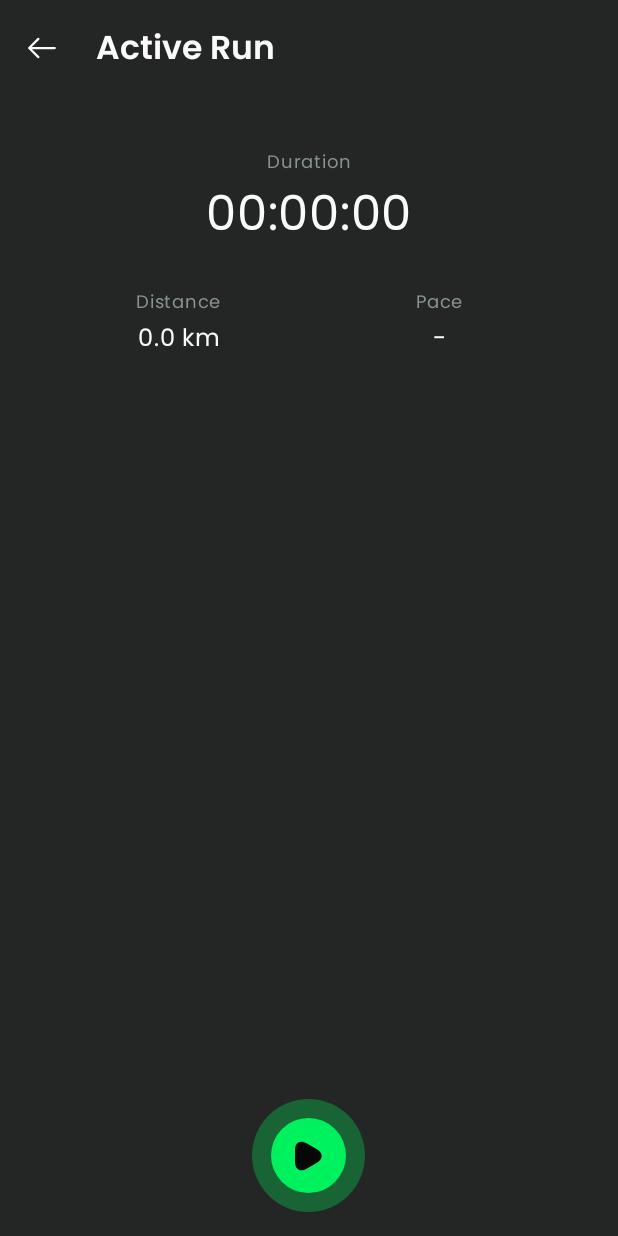
After one commit to galmax1/RunAway, an Android app built with Jetpack Compose: the composable ActiveRunScreen shown on its own in the app's theme, on a phone screen of 412 x 824 dp. The commit adds this screen. Run offline under Robolectric (Android 15) with nearby library versions, the phone set to English and light mode, and no system bars.

Commit message:
1.0 - Auth - Active Run screen skeleton - done

```diff
--- a/app/src/main/java/com/galmax/runaway/RuniqueApp.kt
+++ b/app/src/main/java/com/galmax/runaway/RuniqueApp.kt
@@ -4,7 +4,7 @@ import android.app.Application
 import com.galmax.auth.data.di.authDataModule
 import com.galmax.auth.presentation.di.authViewModelModule
 import com.galmax.core.data.di.coreDataModule
-import com.galmax.run.presentation.run_overview.di.runViewModelModule
+import com.galmax.run.presentation.di.runViewModelModule
 import com.galmax.runaway.di.appModule
 import org.koin.android.ext.koin.androidContext
 import org.koin.android.ext.koin.androidLogger
--- /dev/null
+++ b/core/domain/src/main/java/com/galmax/core/domain/location/Location.kt
@@ -0,0 +1,6 @@
+package com.galmax.core.domain.location
+
+data class Location(
+    val lat: Double,
+    val long: Double
+)
--- /dev/null
+++ b/core/domain/src/main/java/com/galmax/core/domain/location/LocationWithAltitude.kt
@@ -0,0 +1,6 @@
+package com.galmax.core.domain.location
+
+data class LocationWithAltitude(
+    val location: Location,
+    val altitude: Double
+)
--- /dev/null
+++ b/core/presentation/ui/src/main/java/com/galmax/core/presentation/ui/RunDataFormatters.kt
@@ -0,0 +1,35 @@
+package com.galmax.core.presentation.ui
+
+import kotlin.math.pow
+import kotlin.math.round
+import kotlin.math.roundToInt
+import kotlin.time.Duration
+
+fun Duration.formatted(): String {
+    val totalSeconds = inWholeSeconds
+    val hours = String.format("%02d", totalSeconds / (60 * 60))
+    val minutes = String.format("%02d", (totalSeconds % (60 * 60)) / 60)
+    val seconds = String.format("%02d", (totalSeconds % 60))
+
+    return "$hours:$minutes:$seconds"
+}
+
+fun Double.toFormattedKm(): String {
+    return "${this.roundToDecimals(1)} km"
+}
+
+fun Duration.toFormattedPace(distanceKm: Double): String {
+    if (this == Duration.ZERO || distanceKm <= 0.0) {
+        return "-"
+    }
+    val secondsPerKm = (this.inWholeSeconds / distanceKm).roundToInt()
+    val avgPaceMinutes = secondsPerKm / 60
+    val avgPaceSeconds = String.format("%02d", secondsPerKm % 60)
+
+    return "$avgPaceMinutes:$avgPaceSeconds / km"
+}
+
+private fun Double.roundToDecimals(decimalCount: Int): Double {
+    val factor = 10f.pow(decimalCount)
+    return round(this * factor) / factor
+}
--- a/run/domain/build.gradle.kts
+++ b/run/domain/build.gradle.kts
@@ -4,4 +4,6 @@ plugins {
 
 dependencies {
     implementation(libs.kotlinx.coroutines.core)
+
+    implementation(projects.core.domain)
 }
--- a/run/domain/src/main/java/com/galmax/run/domain/MyClass.kt
+++ /dev/null
@@ -1,4 +0,0 @@
-package com.galmax.run.domain
-
-class MyClass {
-}
--- /dev/null
+++ b/run/domain/src/main/java/com/galmax/run/domain/RunData.kt
@@ -0,0 +1,10 @@
+package com.galmax.run.domain
+
+import com.galmax.core.domain.location.LocationTimestamp
+import kotlin.time.Duration
+
+data class RunData(
+    val distanceMeters: Int = 0,
+    val pace:Duration = Duration.ZERO,
+    val locations: List<List<LocationTimestamp>> = emptyList()
+)
--- /dev/null
+++ b/run/presentation/src/main/java/com/galmax/run/presentation/active_run/ActiveRunScreen.kt
@@ -0,0 +1,102 @@
+@file:OptIn(ExperimentalMaterial3Api::class)
+
+package com.galmax.run.presentation.active_run
+
+import androidx.compose.foundation.background
+import androidx.compose.foundation.layout.Box
+import androidx.compose.foundation.layout.fillMaxSize
+import androidx.compose.foundation.layout.fillMaxWidth
+import androidx.compose.foundation.layout.padding
+import androidx.compose.material3.ExperimentalMaterial3Api
+import androidx.compose.material3.MaterialTheme
+import androidx.compose.runtime.Composable
+import androidx.compose.ui.Modifier
+import androidx.compose.ui.res.stringResource
+import androidx.compose.ui.tooling.preview.Preview
+import androidx.compose.ui.unit.dp
+import com.galmax.core.presentation.designsystem.RunAwayTheme
+import com.galmax.core.presentation.designsystem.StartIcon
+import com.galmax.core.presentation.designsystem.StopIcon
+import com.galmax.core.presentation.designsystem.components.RuniqueFloatingActionButton
+import com.galmax.core.presentation.designsystem.components.RuniqueScaffold
+import com.galmax.core.presentation.designsystem.components.RuniqueToolbar
+import com.galmax.run.presentation.R
+import com.galmax.run.presentation.active_run.components.RunDataCard
+import org.koin.androidx.compose.koinViewModel
+
+@Composable
+fun ActiveRunScreenRoot(
+    viewModel: ActiveRunViewModel = koinViewModel()
+) {
+
+    ActiveRunScreen(
+        state = viewModel.state,
+        onAction = viewModel::onAction
+    )
+
+}
+
+@Composable
+private fun ActiveRunScreen(
+    state: ActiveRunState,
+    onAction: (ActiveRunAction) -> Unit
+) {
+
+    RuniqueScaffold(
+        withGradient = false,
+        topAppBar = {
+            RuniqueToolbar(
+                showBackButton = true,
+                title = stringResource(id = R.string.active_run),
+                onBackClick = {
+                    onAction(ActiveRunAction.OnBackClick)
+                }
+            )
+        },
+        floatingActionButton = {
+            RuniqueFloatingActionButton(
+                icon = if (state.shouldTrack) {
+                    StopIcon
+                } else {
+                    StartIcon
+                },
+                onClick = {
+                    onAction(ActiveRunAction.OnToggleRunClick)
+                },
+                iconSize = 20.dp,
+                contentDescription = if (state.shouldTrack) {
+                    stringResource(id = R.string.pause_run)
+                } else {
+                    stringResource(id = R.string.start_run)
+                }
+            )
+        }
+    ) { padding ->
+        Box(
+            modifier = Modifier
+                .fillMaxSize()
+                .background(MaterialTheme.colorScheme.surface)
+        ) {
+            RunDataCard(
+                elapseTime = state.elapsedTime,
+                runData = state.runData,
+                modifier = Modifier
+                    .padding(16.dp)
+                    .padding(padding)
+                    .fillMaxWidth()
+            )
+        }
+    }
+
+}
+
+@Preview
+@Composable
+private fun ActiveRunScreenPreview() {
+    RunAwayTheme {
+        ActiveRunScreen(
+            state = ActiveRunState(),
+            onAction = {}
+        )
+    }
+}
--- /dev/null
+++ b/run/presentation/src/main/java/com/galmax/run/presentation/active_run/ActiveRunState.kt
@@ -0,0 +1,15 @@
+package com.galmax.run.presentation.active_run
+
+import com.galmax.core.domain.location.Location
+import com.galmax.run.domain.RunData
+import kotlin.time.Duration
+
+data class ActiveRunState(
+    val elapsedTime: Duration = Duration.ZERO,
+    val runData: RunData = RunData(),
+    val shouldTrack: Boolean = false,
+    val hasStartedRunning: Boolean = false,
+    val currentLocation: Location? = null,
+    val isRunFinished: Boolean = false,
+    val isSavingRun: Boolean = false
+)
--- /dev/null
+++ b/run/presentation/src/main/java/com/galmax/run/presentation/active_run/components/RunDataCard.kt
@@ -0,0 +1,112 @@
+package com.galmax.run.presentation.active_run.components
+
+import androidx.compose.foundation.background
+import androidx.compose.foundation.layout.Arrangement
+import androidx.compose.foundation.layout.Column
+import androidx.compose.foundation.layout.Row
+import androidx.compose.foundation.layout.Spacer
+import androidx.compose.foundation.layout.defaultMinSize
+import androidx.compose.foundation.layout.fillMaxWidth
+import androidx.compose.foundation.layout.height
+import androidx.compose.foundation.layout.padding
+import androidx.compose.foundation.shape.RoundedCornerShape
+import androidx.compose.material3.MaterialTheme
+import androidx.compose.material3.Text
+import androidx.compose.runtime.Composable
+import androidx.compose.ui.Alignment
+import androidx.compose.ui.Modifier
+import androidx.compose.ui.draw.clip
+import androidx.compose.ui.res.stringResource
+import androidx.compose.ui.tooling.preview.Preview
+import androidx.compose.ui.unit.TextUnit
+import androidx.compose.ui.unit.dp
+import androidx.compose.ui.unit.sp
+import com.galmax.core.presentation.designsystem.RunAwayTheme
+import com.galmax.core.presentation.ui.formatted
+import com.galmax.core.presentation.ui.toFormattedKm
+import com.galmax.core.presentation.ui.toFormattedPace
+import com.galmax.run.domain.RunData
+import com.galmax.run.presentation.R
+import kotlin.time.Duration
+import kotlin.time.Duration.Companion.minutes
+
+@Composable
+fun RunDataCard(
+    elapseTime: Duration,
+    runData: RunData,
+    modifier: Modifier = Modifier
+) {
+    Column(
+        modifier = modifier
+            .clip(RoundedCornerShape(15.dp))
+            .background(MaterialTheme.colorScheme.surface)
+            .padding(16.dp),
+        horizontalAlignment = Alignment.CenterHorizontally
+    ) {
+        RunDataItem(
+            title = stringResource(id = R.string.duration),
+            value = elapseTime.formatted(),
+            valueFontSize = 32.sp
+        )
+        Spacer(modifier = Modifier.height(24.dp))
+        Row(
+            modifier = Modifier
+                .fillMaxWidth(),
+            verticalAlignment = Alignment.CenterVertically,
+            horizontalArrangement = Arrangement.SpaceAround
+        ) {
+            RunDataItem(
+                title = stringResource(id = R.string.distance),
+                value = (runData.distanceMeters / 1000.0).toFormattedKm(),
+                modifier = Modifier
+                    .defaultMinSize(minWidth = 72.dp)
+            )
+            RunDataItem(
+                title = stringResource(id = R.string.pace),
+                value = elapseTime.toFormattedPace(
+                    distanceKm = (runData.distanceMeters / 1000.0)
+                ),
+                modifier = Modifier
+                    .defaultMinSize(minWidth = 72.dp)
+            )
+        }
+    }
+}
+
+@Composable
+private fun RunDataItem(
+    title: String,
+    value: String,
+    modifier: Modifier = Modifier,
+    valueFontSize: TextUnit = 16.sp
+) {
+    Column(
+        modifier = modifier,
+        horizontalAlignment = Alignment.CenterHorizontally
+    ) {
+        Text(
+            text = title,
+            color = MaterialTheme.colorScheme.onSurfaceVariant,
+            fontSize = 12.sp
+        )
+        Text(
+            text = value,
+            color = MaterialTheme.colorScheme.onSurface,
+            fontSize = valueFontSize
+        )
+    }
+}
+
+@Preview
+@Composable
+private fun RunDataCardPreview() {
+    RunAwayTheme {
+        RunDataCard(
+            elapseTime = 10.minutes,
+            runData = RunData(
+                distanceMeters = 3400,
+                pace = 3.minutes
+            )
+        )
+    }
+}
--- a/run/presentation/src/main/java/com/galmax/run/presentation/run_overview/di/RunViewModelModule.kt
+++ b/run/presentation/src/main/java/com/galmax/run/presentation/di/RunViewModelModule.kt
@@ -1,9 +1,11 @@
-package com.galmax.run.presentation.run_overview.di
+package com.galmax.run.presentation.di
 
+import com.galmax.run.presentation.active_run.ActiveRunViewModel
 import com.galmax.run.presentation.run_overview.RunOverviewViewModel
 import org.koin.androidx.viewmodel.dsl.viewModelOf
 import org.koin.dsl.module
 
 val runViewModelModule = module {
     viewModelOf(::RunOverviewViewModel)
+    viewModelOf(::ActiveRunViewModel)
 }
```
Also changed, not shown: app/src/main/java/com/galmax/runaway/NavigationRoot.kt (+9 -1 lines), core/domain/src/main/java/com/galmax/core/domain/location/LocationTimestamp.kt (added, +8 -0 lines), run/presentation/src/main/java/com/galmax/run/presentation/active_run/ActiveRunAction.kt (added, +8 -0 lines), run/presentation/src/main/java/com/galmax/run/presentation/active_run/ActiveRunEvent.kt (added, +8 -0 lines), run/presentation/src/main/java/com/galmax/run/presentation/active_run/ActiveRunViewModel.kt (added, +21 -0 lines), run/presentation/src/main/java/com/galmax/run/presentation/run_overview/RunOverviewScreen.kt (+8 -1 lines).
